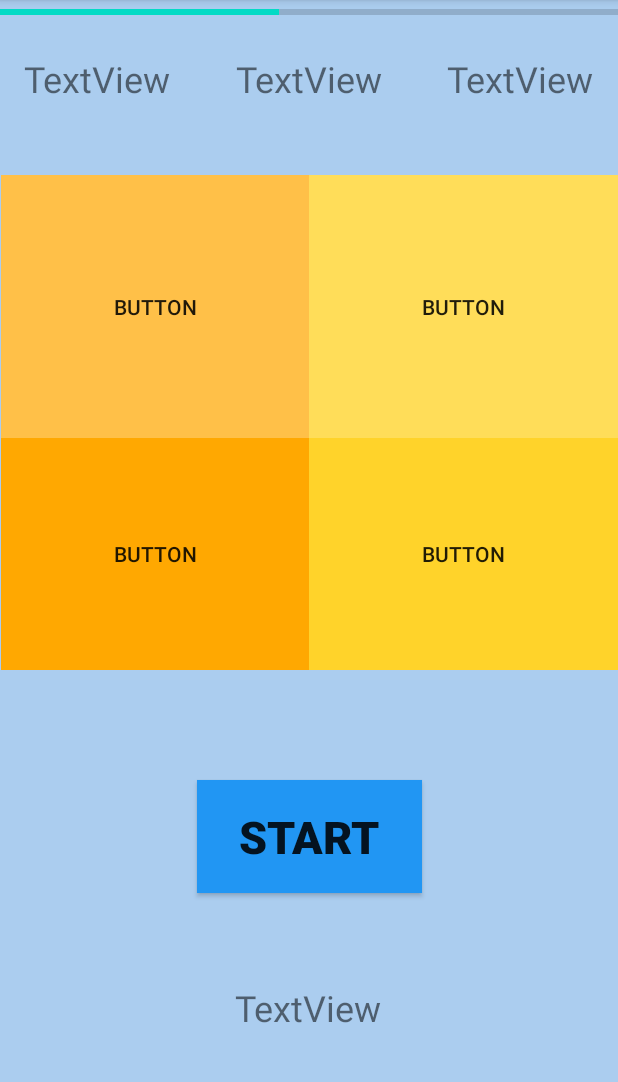
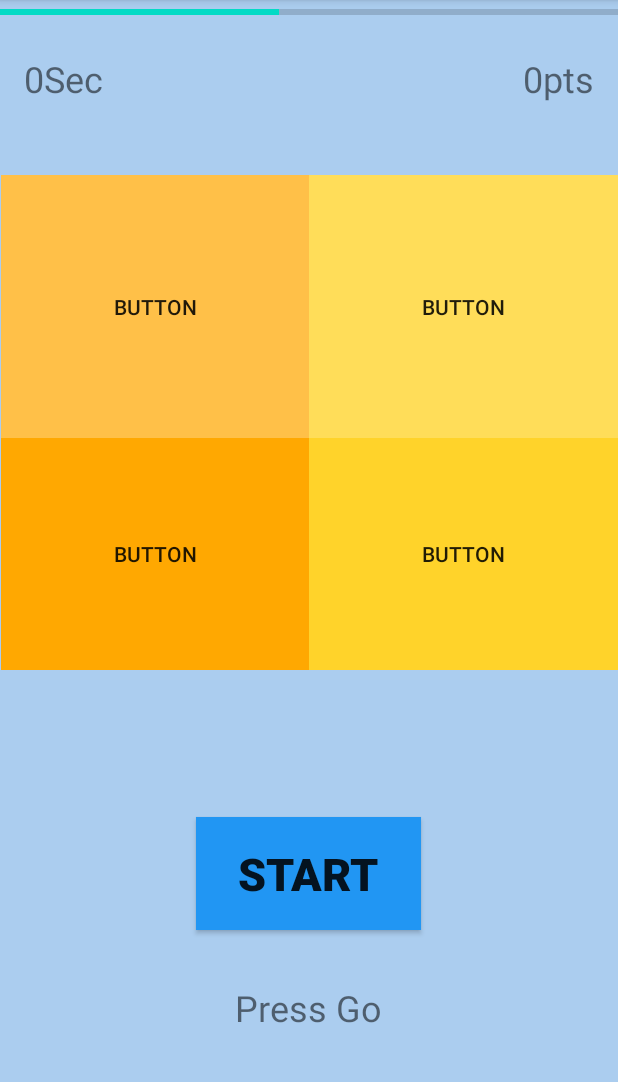
Before and after one commit to afgsuna/Android-Apps, an Android app: the MainActivity3 screen opened directly, with no data from a screen before it, on a phone screen of 412 x 824 dp, the part 84-1166 px from its top. Run offline under Robolectric (Android 15) with nearby library versions, the phone set to English and light mode, and no system bars.

```diff
--- a/MathGame/app/src/main/java/com/example/mathgame/MainActivity3.java
+++ b/MathGame/app/src/main/java/com/example/mathgame/MainActivity3.java
@@ -3,12 +3,52 @@ package com.example.mathgame;
 import androidx.appcompat.app.AppCompatActivity;
 
 import android.os.Bundle;
+import android.view.View;
+import android.widget.Button;
+import android.widget.ProgressBar;
+import android.widget.TextView;
 
 public class MainActivity3 extends AppCompatActivity {
+
+    Button startButton, answerButton0, answerButton1, answerButton2, answerButton3;
+    TextView timerText, scoreText, questionText, messageText;
+    ProgressBar progressBar;
+
 
     @Override
     protected void onCreate(Bundle savedInstanceState) {
         super.onCreate(savedInstanceState);
         setContentView(R.layout.activity_main3);
+
+        startButton =  findViewById(R.id.startButton);
+        answerButton0 = findViewById(R.id.answerButton0);
+        answerButton1 = findViewById(R.id.answerButton1);
+        answerButton2 = findViewById(R.id.answerButton2);
+        answerButton3 = findViewById(R.id.answerButton3);
+
+        timerText = findViewById(R.id.timerText);
+        scoreText = findViewById(R.id.scoreText);
+        questionText = findViewById(R.id.questionText);
+        messageText = findViewById(R.id.messageTextView);
+
+        progressBar = findViewById(R.id.progressBar);
+
+
+
+        timerText.setText("0Sec");
+        questionText.setText("");
+        messageText.setText("Press Go");
+        scoreText.setText("0pts");
+
+
+        startButton.setOnClickListener(new View.OnClickListener() {
+            @Override
+            public void onClick(View view) {
+
+            }
+        });
+
+
+
     }
 }
--- a/MathGame/app/src/main/res/layout/activity_main3.xml
+++ b/MathGame/app/src/main/res/layout/activity_main3.xml
@@ -18,9 +18,10 @@
         android:textStyle="bold"
         app:layout_constraintBottom_toBottomOf="parent"
         app:layout_constraintEnd_toEndOf="parent"
+        app:layout_constraintHorizontal_bias="0.498"
         app:layout_constraintStart_toStartOf="parent"
         app:layout_constraintTop_toTopOf="parent"
-        app:layout_constraintVertical_bias="0.751" />
+        app:layout_constraintVertical_bias="0.786" />
 
     <ProgressBar
         android:id="@+id/progressBar"
@@ -84,7 +85,7 @@
             android:layout_height="match_parent">
 
             <Button
-                android:id="@+id/answerButton1"
+                android:id="@+id/answerButton0"
                 android:layout_width="wrap_content"
                 android:layout_height="match_parent"
                 android:layout_weight="1"
@@ -92,7 +93,7 @@
                 android:text="Button" />
 
             <Button
-                android:id="@+id/answerButton2"
+                android:id="@+id/answerButton1"
                 android:layout_width="wrap_content"
                 android:layout_height="wrap_content"
                 android:layout_weight="1"
@@ -107,7 +108,7 @@
             android:orientation="vertical">
 
             <Button
-                android:id="@+id/answerButton3"
+                android:id="@+id/answerButton2"
                 android:layout_width="wrap_content"
                 android:layout_height="wrap_content"
                 android:layout_weight="1"
@@ -116,7 +117,7 @@
                 android:text="Button" />
 
             <Button
-                android:id="@+id/answerButton4"
+                android:id="@+id/answerButton3"
                 android:layout_width="wrap_content"
                 android:layout_height="wrap_content"
                 android:layout_weight="1"
@@ -128,7 +129,7 @@
     </TableLayout>
 
     <TextView
-        android:id="@+id/textView4"
+        android:id="@+id/messageTextView"
         android:layout_width="wrap_content"
         android:layout_height="wrap_content"
         android:layout_marginBottom="80dp"
```
